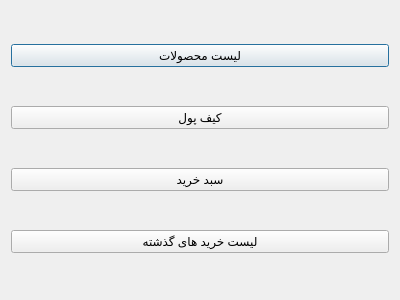
AP-projects-4001/alsa, file menu/client_meno.ui: the form before one commit.
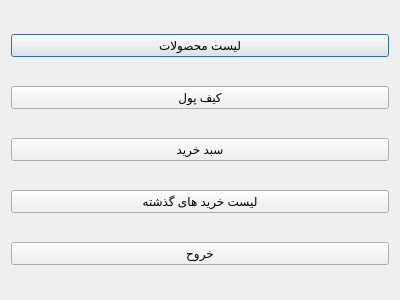
The form after the commit.

Patch:
```diff
--- a/menu/client_meno.ui
+++ b/menu/client_meno.ui
@@ -42,6 +42,13 @@
      </property>
     </widget>
    </item>
+   <item>
+    <widget class="QPushButton" name="exit">
+     <property name="text">
+      <string>خروح</string>
+     </property>
+    </widget>
+   </item>
   </layout>
  </widget>
  <resources/>
```
